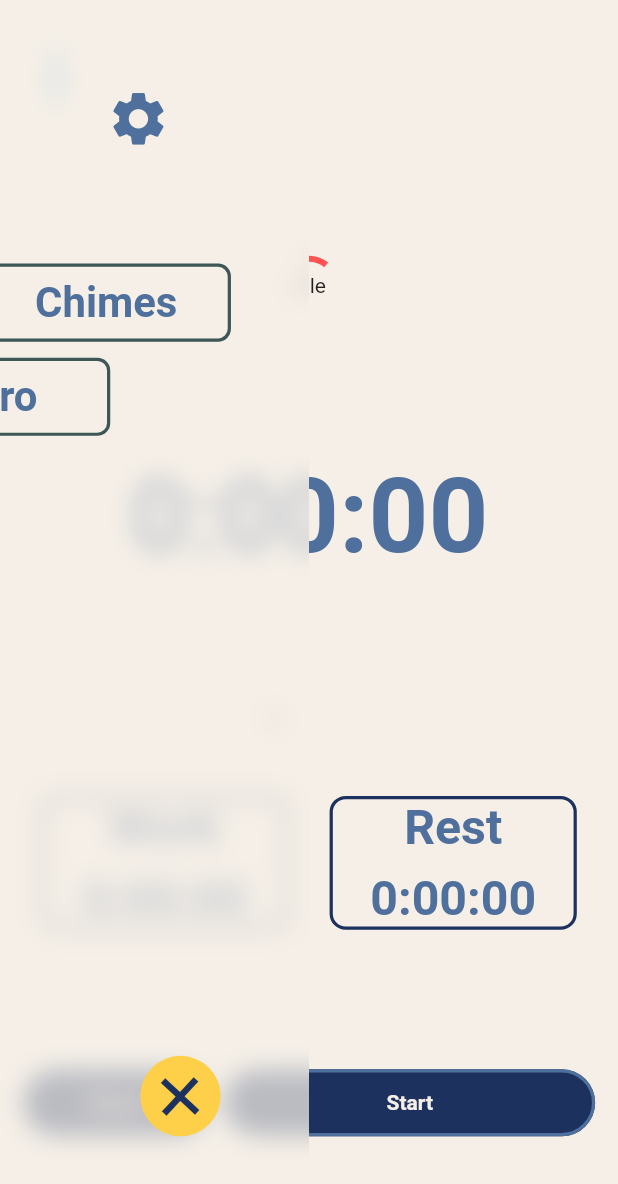
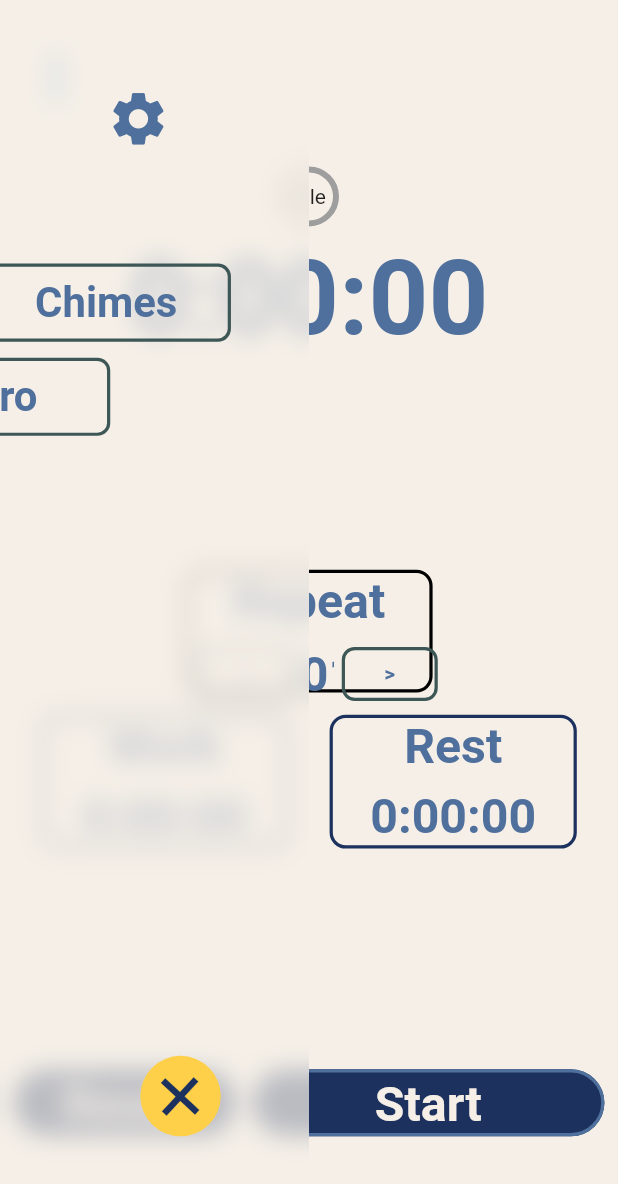
Before and after one commit to hem1t/sample-timers, a Flutter app: the screen it shows after launch, on a phone screen of 412 x 824 dp. Shown: the top 1184 px of the screen. Run offline on Flutter 3.47's test engine with Material 2 defaults, Android fonts, the phone set to English and light mode, and no system bars; drawn by our look-alikes of flutter_animate; our stand-ins replace audioplayers, flutter_screenutil, gap, get.

Commit message:
pomodoro NumberField

```diff
--- a/lib/sections/timers/pomodoro/pomodoro_page.dart
+++ b/lib/sections/timers/pomodoro/pomodoro_page.dart
@@ -1,22 +1,33 @@
 import 'package:flutter/material.dart';
 import 'package:flutter_screenutil/flutter_screenutil.dart';
+import 'package:gap/gap.dart';
 import 'package:get/get.dart';
 import 'package:provider/provider.dart';
 import 'package:timers/color.dart';
 import 'package:timers/layout_widgets/buttons.dart';
 import 'package:timers/layout_widgets/fields/counter_field.dart';
 import 'package:timers/layout_widgets/fields/time_input_field.dart';
+import 'package:timers/tools/mm.dart';
+
+class PomodoroController extends ChangeNotifier {
+  Duration worktime = 0.seconds;
+  Duration resttime = 0.seconds;
+  int repeat = 0;
+  PomoStatus status = const Idle();
+
+  setStatus(PomoStatus value) {
+    status = value;
+    notifyListeners();
+  }
+}
 
 class PomodoroPage extends StatelessWidget {
   const PomodoroPage({super.key});
 
   @override
   Widget build(BuildContext context) {
-    return MultiProvider(
-      providers: [
-        ChangeNotifierProvider(create: (_) => CounterFieldController())
-      ],
-      child: Container(
+    final pomodoro = context.read<PomodoroController>();
+    return Container(
       height: Get.height,
       width: Get.width,
       alignment: Alignment.center,
@@ -24,13 +35,22 @@
       child: Column(
         mainAxisAlignment: MainAxisAlignment.spaceBetween,
         children: [
-            const PomodoroStatus(
-              status: Work(.11),
-            ),
-            CounterField(),
           Column(
             children: [
-                NumberField(height: 40.h, width: 50.w),
+              PomodoroStatus(
+                status: context.watch<PomodoroController>().status,
+              ),
+              CounterField(
+                onTick: (time) {
+                  pomodoro.setStatus(Work(pomodoro.status.progress + .1));
+                },
+              ),
+            ],
+          ),
+          Column(
+            children: [
+              NumberField(height: 55.h, width: .4.sw),
+              Gap(10.h),
               Row(
                 mainAxisAlignment: MainAxisAlignment.spaceEvenly,
                 children: [
@@ -57,21 +77,27 @@
             children: [
               FilledTextButton(
                 height: 30.h,
-                  width: .3.sw,
+                width: .36.sw,
                 onPressed: () {},
                 label: "Reset",
+                fontSize: 30.r,
               ),
               FilledTextButton(
                 height: 30.h,
-                  width: .6.sw,
-                  onPressed: () {},
+                width: .57.sw,
+                onPressed: () {
+                  context
+                      .read<CounterFieldController>()
+                      .prepare(0.seconds, 10.seconds, 1);
+                  context.read<CounterFieldController>().start();
+                },
                 label: "Start",
+                fontSize: 30.r,
               )
             ],
           ),
         ],
-        ).marginOnly(top: 110.h, bottom: 40.h),
-      ),
+      ).marginOnly(top: 70.h, bottom: 40.h),
     );
   }
 }
@@ -83,11 +109,51 @@
 
   @override
   Widget build(BuildContext context) {
-    return SizedBox(
+    return Container(
       height: height,
       width: width,
-        child: PageView.builder(
-            itemCount: 50, itemBuilder: (ctx, count) => Text("$count")));
+      decoration: BoxDecoration(
+        border: Border.all(width: Rmin(2)),
+        borderRadius: BorderRadius.circular(10.r),
+      ),
+      child: Column(
+        mainAxisAlignment: MainAxisAlignment.spaceBetween,
+        children: [
+          Text("Repeat",
+              style: TextStyle(
+                fontSize: 30.sp,
+                fontWeight: FontWeight.bold,
+                color: AppColors.contrastColor,
+              )),
+          Row(
+            mainAxisAlignment: MainAxisAlignment.spaceBetween,
+            children: [
+              ClearTextButton(height: 10.r, width: 10.r, onPressed: () {},
+                label: "<",
+              ),
+              SizedBox(height: 25.h,
+                width: 22,
+                child:
+              ListView.builder(
+                  itemCount: 10,
+                  scrollDirection: Axis.horizontal,
+                  itemBuilder: (ctx, count) {
+                    return Text(
+                      "$count",
+                      style: TextStyle(
+                        fontSize: 30.sp,
+                        fontWeight: FontWeight.bold,
+                        color: AppColors.contrastColor,
+                      ),
+                    );
+                  }),
+              ),
+              ClearTextButton(height: 10.r, width: 10.r, onPressed: () {}, label: ">",),
+            ],
+          ),
+        ],
+      ),
+    );
   }
 }
 
@@ -112,7 +178,7 @@
   const Work(this.p) : super(p);
 
   @override
-  String get message => "Idle";
+  String get message => "Work";
   @override
   Color? get backgroundColor => null;
   @override
@@ -124,7 +190,7 @@
   const Rest(this.p) : super(p);
 
   @override
-  String get message => "Idle";
+  String get message => "Rest";
   @override
   Color? get backgroundColor => null;
   @override
--- a/lib/sections/timers/timer_base.dart
+++ b/lib/sections/timers/timer_base.dart
@@ -61,7 +61,12 @@
 
   @override
   Widget build(BuildContext context) {
-    return const PomodoroPage();
+    return MultiProvider(
+      providers: [
+        ChangeNotifierProvider(create: (_) => CounterFieldController()),
+        ChangeNotifierProvider(create: (_) => PomodoroController())
+      ],
+      child: const PomodoroPage());
   }
 }
 
```
Lines whose indentation alone changed are shown as unchanged.
